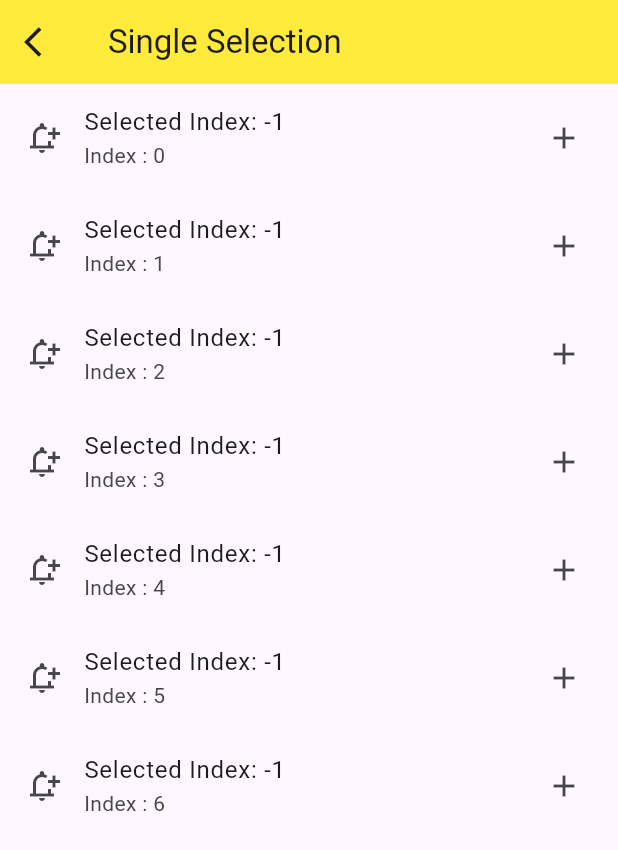
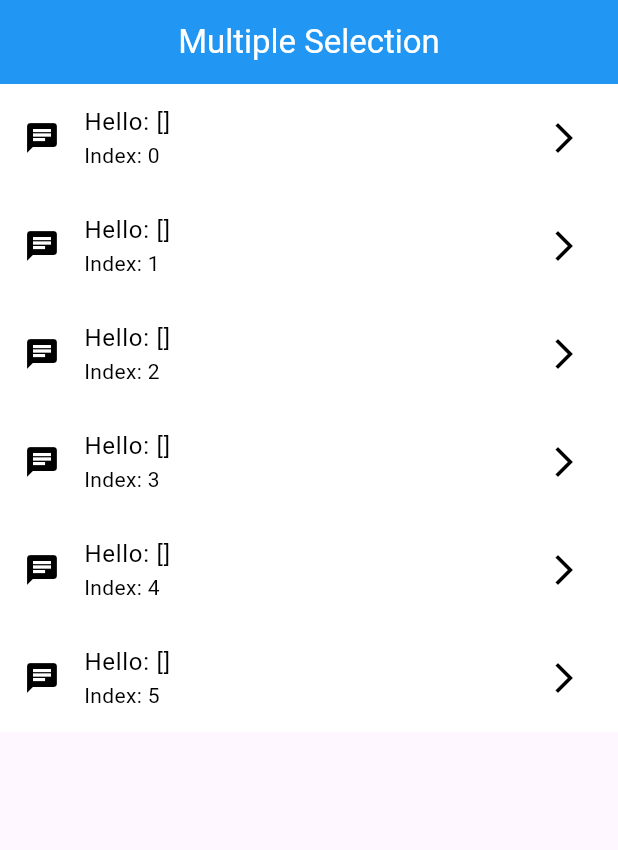
Before and after one commit to AbRehman536/Flutter_sec_9, a Flutter app: the screen it shows after launch, on a phone screen of 412 x 824 dp. Shown: the top 850 px of the screen. Run offline on Flutter 3.47's test engine with Material 3 defaults, Android fonts, the light colour scheme and no system bars.

Commit message:
Multiple Selection done

```diff
--- a/lib/main.dart
+++ b/lib/main.dart
@@ -4,6 +4,7 @@ import 'package:flutter_sec_9/floating_action_button.dart';
 import 'package:flutter_sec_9/floating_action_button_extended.dart';
 import 'package:flutter_sec_9/listTile_demo.dart';
 import 'package:flutter_sec_9/login_form.dart';
+import 'package:flutter_sec_9/multiple_selection.dart';
 import 'package:flutter_sec_9/nested_row_column.dart';
 import 'package:flutter_sec_9/network_image.dart';
 import 'package:flutter_sec_9/row_column_demo.dart';
@@ -41,7 +42,7 @@ class MyApp extends StatelessWidget {
         // tested with just a hot reload.
         colorScheme: ColorScheme.fromSeed(seedColor: Colors.deepPurple),
       ),
-      home: SingleSelectionDemo(),
+      home: MultipleSelectionDemo(),
     );
   }
 }
--- /dev/null
+++ b/lib/multiple_selection.dart
@@ -0,0 +1,47 @@
+import 'package:flutter/material.dart';
+
+class MultipleSelectionDemo extends StatefulWidget {
+  const MultipleSelectionDemo({super.key});
+
+  @override
+  State<MultipleSelectionDemo> createState() => _MultipleSelectionDemoState();
+}
+
+class _MultipleSelectionDemoState extends State<MultipleSelectionDemo> {
+  List<int> selectedIndex = [];
+  @override
+  Widget build(BuildContext context) {
+    return Scaffold(
+      appBar: AppBar(
+        title: Text("Multiple Selection"),
+        backgroundColor: Colors.blue,
+        foregroundColor: Colors.white,
+        centerTitle: true,
+      ),
+      body: ListView.builder(
+        itemCount: 6,
+        itemBuilder: (BuildContext context, int index) {
+          return ListTile(
+            onTap: (){
+              setState(() {
+                if(selectedIndex.contains(index)){
+                  selectedIndex.remove(index);
+                }
+                else{
+                  selectedIndex.add(index);
+                }
+              });
+            },
+            tileColor: selectedIndex.contains(index) ? Colors.blue : Colors.white,
+            textColor: selectedIndex.contains(index) ? Colors.white : Colors.black,
+            iconColor: selectedIndex.contains(index) ? Colors.white : Colors.black,
+            leading: Icon(Icons.chat),
+            title: Text("Hello: $selectedIndex"),
+            subtitle: Text("Index: $index"),
+            trailing: Icon(Icons.arrow_forward_ios),
+          );
+        },
+      ),
+    );
+  }
+}
```
